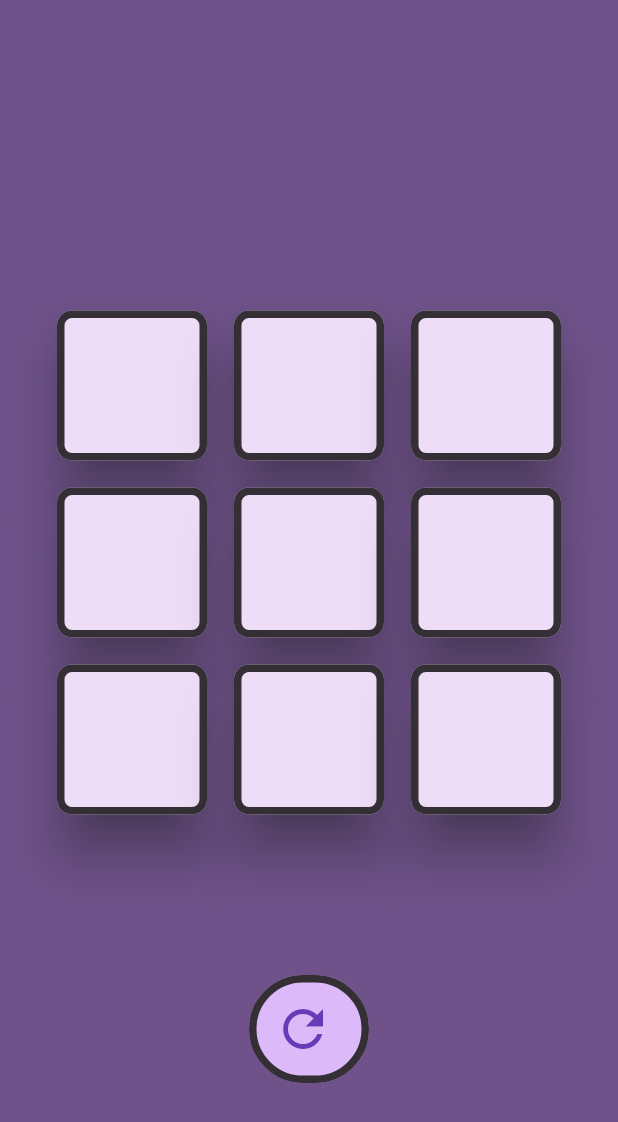
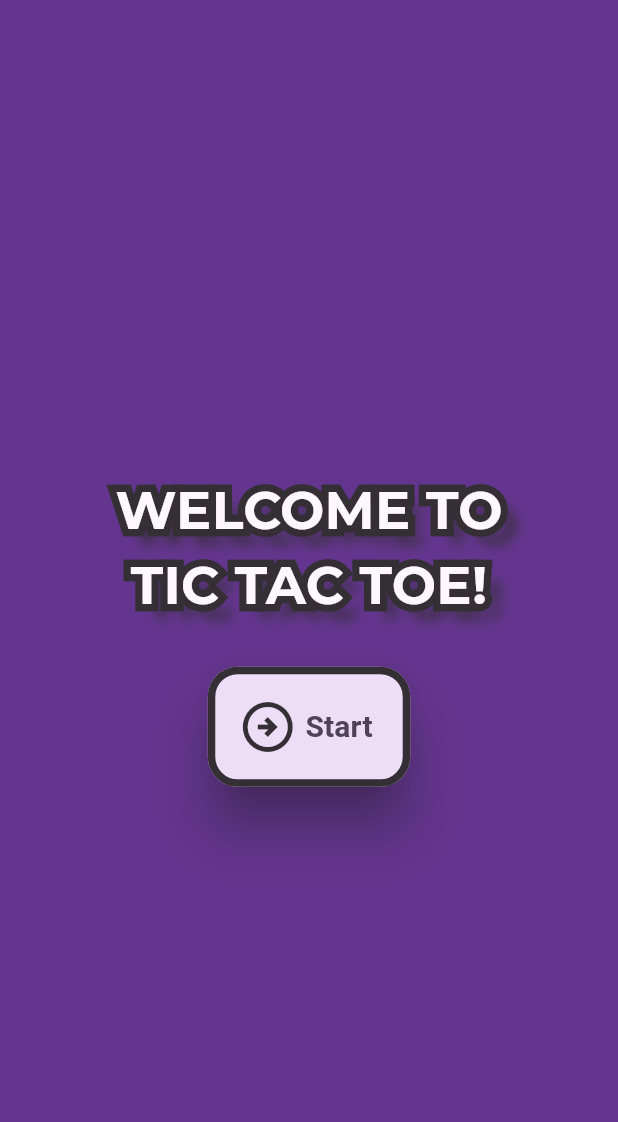
Before and after one commit to abdyevas/Flutter_Tic_Tac_Toe, a Flutter app: the screen it shows after launch, on a phone screen of 412 x 824 dp. Shown: the top 1122 px of the screen. Run offline on Flutter 3.47's test engine with Material 2 defaults, Android fonts, the phone set to English and light mode, and no system bars; our stand-ins replace google_fonts.

Commit message:
add starting screen

```diff
--- a/tic_tac_toe/lib/main.dart
+++ b/tic_tac_toe/lib/main.dart
@@ -1,5 +1,6 @@
 import 'package:flutter/material.dart';
 import 'package:tic_tac_toe/my_game_screen.dart';
+import 'package:tic_tac_toe/start_screen.dart';
 
 void main() {
   runApp(const MyApp());
@@ -15,7 +16,10 @@ class MyApp extends StatelessWidget {
         colorScheme: ColorScheme.fromSeed(seedColor: const Color.fromARGB(255, 135, 103, 163)),
         useMaterial3: true,
       ),
-      home: const MyGameScreen(),
+      home: const Scaffold(
+        backgroundColor: Color.fromARGB(255, 100, 53, 142),
+        body:  StartScreen(),
+      ),
     );
   }
 }
--- a/tic_tac_toe/lib/my_game_screen.dart
+++ b/tic_tac_toe/lib/my_game_screen.dart
@@ -25,9 +25,7 @@ class _MyGameScreen extends State<MyGameScreen> {
   Widget build(BuildContext context) {
     final colorScheme = Theme.of(context).colorScheme;
 
-    return Scaffold(
-      backgroundColor: colorScheme.primary,
-      body: Column(
+    return Column(
         mainAxisSize: MainAxisSize.min,
         children: [
           const SizedBox(
@@ -80,30 +78,42 @@ class _MyGameScreen extends State<MyGameScreen> {
               ),
             ),
           ),
-          FilledButton.icon(
+          FilledButton(
             onPressed: () {},
-            style: FilledButton.styleFrom(
-                backgroundColor: colorScheme.inversePrimary,
-                shape: RoundedRectangleBorder(
+            style: ButtonStyle(
+              backgroundColor: MaterialStateProperty.all(colorScheme.inversePrimary),
+              overlayColor: MaterialStateProperty.all(colorScheme.primary),
+              elevation: MaterialStateProperty.resolveWith<double>(
+                (Set<MaterialState> states) =>
+                    states.contains(MaterialState.pressed) ? 5.0 : 15.0,
+              ),
+              shadowColor:
+                  MaterialStateProperty.all(colorScheme.inverseSurface),
+              padding: MaterialStateProperty.all(const EdgeInsets.all(16.0)),
+              shape: MaterialStateProperty.all<RoundedRectangleBorder>(
+                RoundedRectangleBorder(
                   borderRadius: BorderRadius.circular(50.0),
                 ),
-                padding: const EdgeInsets.all(16.0),
-                side: BorderSide(
+              ),
+              side: MaterialStateProperty.all<BorderSide>(
+                BorderSide(
                   color: colorScheme.inverseSurface,
                   width: 5.0,
-                )),
-            icon: const Center(
-              child: Icon(
+                ),
+              ),
+            ),
+            child: Row(
+              mainAxisSize: MainAxisSize.min,
+              children: [
+                Icon(
                 Icons.refresh,
                 size: 40.0,
-                color: Colors.deepPurple,
-              ),
+                color: colorScheme.inverseSurface,
+              ),],
             ),
-            label: const Text(''),
           ),
         ],
-      ),
-    );
+      );
   }
 
   bool isWinner(String player) {
--- /dev/null
+++ b/tic_tac_toe/lib/start_screen.dart
@@ -0,0 +1,102 @@
+import 'package:flutter/material.dart';
+import 'package:google_fonts/google_fonts.dart';
+
+class StartScreen extends StatelessWidget {
+  const StartScreen({super.key});
+
+  @override
+  Widget build(BuildContext context) {
+    final colorScheme = Theme.of(context).colorScheme;
+
+    return Center(
+      child: Column(
+        mainAxisSize: MainAxisSize.min,
+        children: [
+          const SizedBox(
+            height: 15,
+          ),
+          Stack(
+            children: [
+              Text(
+                'WELCOME TO\n TIC TAC TOE!',
+                style: GoogleFonts.montserrat(
+
+                  textStyle: TextStyle(
+                    foreground: (Paint()
+                      ..style = PaintingStyle.stroke
+                      ..strokeWidth = 10
+                      ..color = colorScheme.inverseSurface),
+                    fontSize: 35,
+                    fontWeight: FontWeight.bold,
+                  ),
+                ),
+              ),
+              Text(
+                'WELCOME TO\n TIC TAC TOE!',
+                style: GoogleFonts.montserrat(
+                  textStyle: TextStyle(
+                    color: colorScheme.background,
+                    shadows: <Shadow>[
+                      Shadow(
+                        offset: const Offset(10.0, 10.0),
+                        blurRadius: 10.0,
+                        color: colorScheme.inverseSurface,
+                      ),
+                    ],
+                    fontSize: 35,
+                    fontWeight: FontWeight.bold,
+                  ),
+                ),
+              ),
+            ],
+          ),
+          const SizedBox(
+            height: 30,
+          ),
+          FilledButton.tonal(
+            onPressed: () {},
+            style: ButtonStyle(
+              overlayColor:
+                  MaterialStateProperty.all(colorScheme.inversePrimary),
+              elevation: MaterialStateProperty.resolveWith<double>(
+                (Set<MaterialState> states) =>
+                    states.contains(MaterialState.pressed) ? 5.0 : 15.0,
+              ),
+              shadowColor:
+                  MaterialStateProperty.all(colorScheme.inverseSurface),
+              padding: MaterialStateProperty.all(const EdgeInsets.all(20.0)),
+              shape: MaterialStateProperty.all<RoundedRectangleBorder>(
+                RoundedRectangleBorder(
+                  borderRadius: BorderRadius.circular(20.0),
+                ),
+              ),
+              side: MaterialStateProperty.all<BorderSide>(
+                BorderSide(
+                  color: colorScheme.inverseSurface,
+                  width: 5.0,
+                ),
+              ),
+            ),
+            child: Row(
+              mainAxisSize: MainAxisSize.min,
+              children: [
+                Icon(
+                  Icons.arrow_circle_right_outlined,
+                  size: 40.0,
+                  color: colorScheme.inverseSurface,
+                ),
+                const Text(
+                  ' Start ',
+                  style: TextStyle(
+                    fontSize: 20,
+                    fontWeight: FontWeight.bold,
+                  ),
+                ),
+              ],
+            ),
+          ),
+        ],
+      ),
+    );
+  }
+}
```
